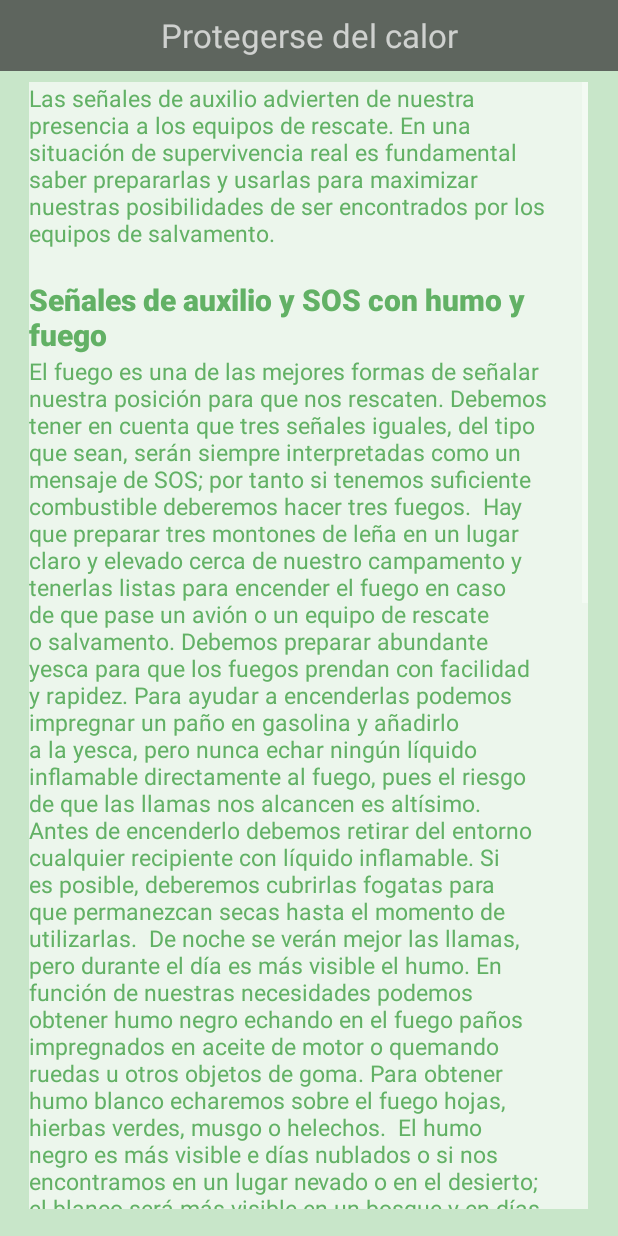
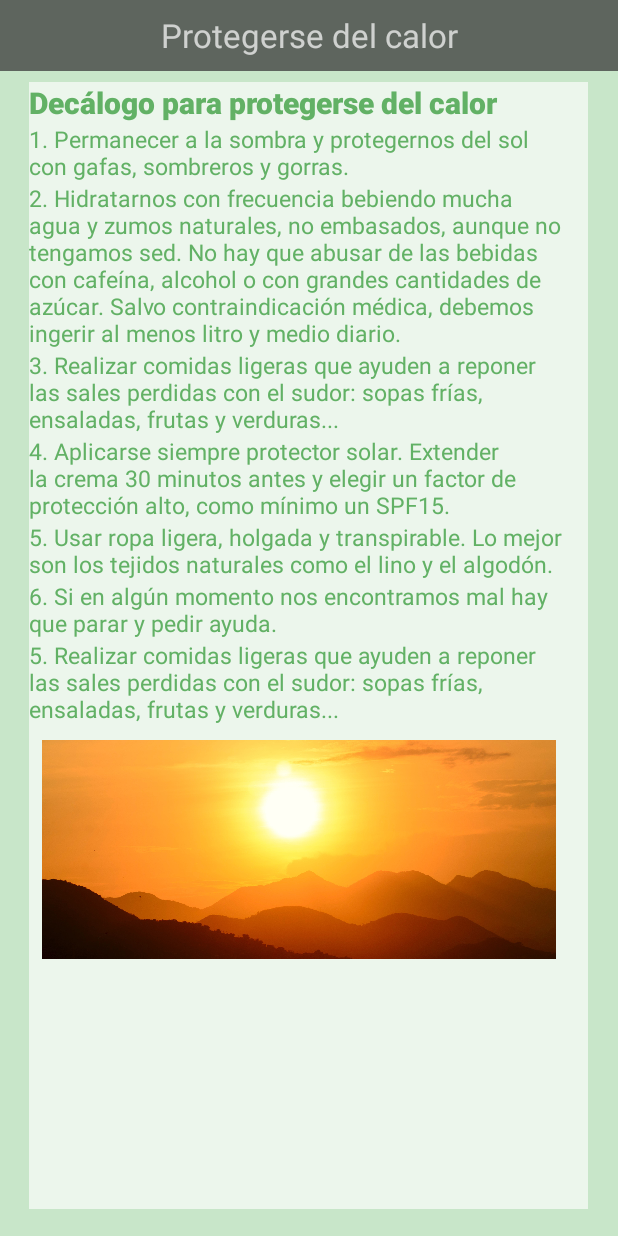
Before and after one commit to jaimejs12/SurviveApp, an Android app: the layout activity_articulo_calor.xml on its own in the app's theme, with its tools: preview values and no code run, on a phone screen of 412 x 824 dp. Run offline under Robolectric (Android 15) with nearby library versions, the phone set to English and light mode, and no system bars; Roboto replaces fonts that are not available here.

Commit message:
Articulo protegerse del calor

```diff
--- a/app/src/main/res/layout/activity_articulo_calor.xml
+++ b/app/src/main/res/layout/activity_articulo_calor.xml
@@ -46,55 +46,12 @@
                 android:orientation="vertical" >
 
                 <TextView
-                    android:id="@+id/refugio"
-                    android:layout_width="358dp"
-                    android:layout_height="match_parent"
-                    android:background="#00FFFFFF"
-                    android:fontFamily="sans-serif"
-                    android:text="Las señales de auxilio advierten de nuestra presencia a los equipos de rescate. En una situación de supervivencia real es fundamental saber prepararlas y usarlas para maximizar nuestras posibilidades de ser encontrados por los equipos de salvamento."
-                    android:textAlignment="inherit"
-                    android:textAppearance="@style/TextAppearance.AppCompat.Body1"
-                    android:textColor="#62B165"
-                    android:textColorHint="#00000000"
-                    android:textColorLink="#000000"
-                    android:textSize="15sp"/>
-                <TextView
-                    android:id="@+id/espacio1"
-                    android:layout_width="207dp"
-                    android:layout_height="10dp"
-                    android:background="#004CAF50"
-                    android:text=""
-                    android:textAlignment="center"
-                    android:textColor="@color/white"
-                    android:textSize="24sp"
-                    app:layout_constraintBottom_toBottomOf="parent"
-                    app:layout_constraintEnd_toEndOf="parent"
-                    app:layout_constraintStart_toStartOf="parent"
-                    app:layout_constraintTop_toTopOf="parent"
-                    tools:visibility="invisible" />
-
-                <TextView
-                    android:id="@+id/espacio2"
-                    android:layout_width="207dp"
-                    android:layout_height="10dp"
-                    android:background="#004CAF50"
-                    android:text=""
-                    android:textAlignment="center"
-                    android:textColor="@color/white"
-                    android:textSize="24sp"
-                    app:layout_constraintBottom_toBottomOf="parent"
-                    app:layout_constraintEnd_toEndOf="parent"
-                    app:layout_constraintStart_toStartOf="parent"
-                    app:layout_constraintTop_toTopOf="parent"
-                    tools:visibility="invisible" />
-
-                <TextView
                     android:id="@+id/titulo1"
                     android:layout_width="358dp"
                     android:layout_height="match_parent"
                     android:background="#00FFFFFF"
                     android:fontFamily="sans-serif-black"
-                    android:text="Señales de auxilio y SOS con humo y fuego"
+                    android:text="Decálogo para protegerse del calor"
                     android:textAlignment="inherit"
                     android:textAppearance="@style/TextAppearance.AppCompat.Body1"
                     android:textColor="#62B165"
@@ -108,13 +65,90 @@
                     android:layout_height="match_parent"
                     android:background="#00FFFFFF"
                     android:fontFamily="sans-serif"
-                    android:text="El fuego es una de las mejores formas de señalar nuestra posición para que nos rescaten. Debemos tener en cuenta que tres señales iguales, del tipo que sean, serán siempre interpretadas como un mensaje de SOS; por tanto si tenemos suficiente combustible deberemos hacer tres fuegos.
+                    android:text="1. Permanecer a la sombra y protegernos del sol con gafas, sombreros y gorras."
+                    android:textAlignment="inherit"
+                    android:textAppearance="@style/TextAppearance.AppCompat.Body1"
+                    android:textColor="#62B165"
+                    android:textColorHint="#00000000"
+                    android:textColorLink="#000000"
+                    android:textSize="15sp"/>
 
-Hay que preparar tres montones de leña en un lugar claro y elevado cerca de nuestro campamento y tenerlas listas para encender el fuego en caso de que pase un avión o un equipo de rescate o salvamento. Debemos preparar abundante yesca para que los fuegos prendan con facilidad y rapidez. Para ayudar a encenderlas podemos impregnar un paño en gasolina y añadirlo a la yesca, pero nunca echar ningún líquido inflamable directamente al fuego, pues el riesgo de que las llamas nos alcancen es altísimo. Antes de encenderlo debemos retirar del entorno cualquier recipiente con líquido inflamable. Si es posible, deberemos cubrirlas fogatas para que permanezcan secas hasta el momento de utilizarlas.
+                <TextView
+                    android:id="@+id/text2"
+                    android:layout_width="358dp"
+                    android:layout_height="match_parent"
+                    android:background="#00FFFFFF"
+                    android:fontFamily="sans-serif"
+                    android:text="2. Hidratarnos con frecuencia bebiendo mucha agua y zumos naturales, no embasados, aunque no tengamos sed. No hay que abusar de las bebidas con cafeína, alcohol o con grandes cantidades de azúcar. Salvo contraindicación médica, debemos ingerir al menos litro y medio diario."
+                    android:textAlignment="inherit"
+                    android:textAppearance="@style/TextAppearance.AppCompat.Body1"
+                    android:textColor="#62B165"
+                    android:textColorHint="#00000000"
+                    android:textColorLink="#000000"
+                    android:textSize="15sp"/>
 
-De noche se verán mejor las llamas, pero durante el día es más visible el humo. En función de nuestras necesidades podemos obtener humo negro echando en el fuego paños impregnados en aceite de motor o quemando ruedas u otros objetos de goma. Para obtener humo blanco echaremos sobre el fuego hojas, hierbas verdes, musgo o helechos.
+                <TextView
+                    android:id="@+id/text_2"
+                    android:layout_width="358dp"
+                    android:layout_height="match_parent"
+                    android:background="#00FFFFFF"
+                    android:fontFamily="sans-serif"
+                    android:text="3. Realizar comidas ligeras que ayuden a reponer las sales perdidas con el sudor: sopas frías, ensaladas, frutas y verduras..."
+                    android:textAlignment="inherit"
+                    android:textAppearance="@style/TextAppearance.AppCompat.Body1"
+                    android:textColor="#62B165"
+                    android:textColorHint="#00000000"
+                    android:textColorLink="#000000"
+                    android:textSize="15sp"/>
+                <TextView
+                    android:id="@+id/text_3"
+                    android:layout_width="358dp"
+                    android:layout_height="match_parent"
+                    android:background="#00FFFFFF"
+                    android:fontFamily="sans-serif"
+                    android:text="4. Aplicarse siempre protector solar. Extender la crema 30 minutos antes y elegir un factor de protección alto, como mínimo un SPF15."
+                    android:textAlignment="inherit"
+                    android:textAppearance="@style/TextAppearance.AppCompat.Body1"
+                    android:textColor="#62B165"
+                    android:textColorHint="#00000000"
+                    android:textColorLink="#000000"
+                    android:textSize="15sp"/>
 
-El humo negro es más visible e días nublados o si nos encontramos en un lugar nevado o en el desierto; el blanco será más visible en un bosque y en días despejados."
+                <TextView
+                    android:id="@+id/text_1"
+                    android:layout_width="358dp"
+                    android:layout_height="match_parent"
+                    android:background="#00FFFFFF"
+                    android:fontFamily="sans-serif"
+                    android:text="5. Usar ropa ligera, holgada y transpirable. Lo mejor son los tejidos naturales como el lino y el algodón. "
+                    android:textAlignment="inherit"
+                    android:textAppearance="@style/TextAppearance.AppCompat.Body1"
+                    android:textColor="#62B165"
+                    android:textColorHint="#00000000"
+                    android:textColorLink="#000000"
+                    android:textSize="15sp"/>
+
+                <TextView
+                    android:id="@+id/text_4"
+                    android:layout_width="358dp"
+                    android:layout_height="match_parent"
+                    android:background="#00FFFFFF"
+                    android:fontFamily="sans-serif"
+                    android:text="6. Si en algún momento nos encontramos mal hay que parar y pedir ayuda."
+                    android:textAlignment="inherit"
+                    android:textAppearance="@style/TextAppearance.AppCompat.Body1"
+                    android:textColor="#62B165"
+                    android:textColorHint="#00000000"
+                    android:textColorLink="#000000"
+                    android:textSize="15sp"/>
+
+                <TextView
+                    android:id="@+id/text_5"
+                    android:layout_width="358dp"
+                    android:layout_height="match_parent"
+                    android:background="#00FFFFFF"
+                    android:fontFamily="sans-serif"
+                    android:text="5. Realizar comidas ligeras que ayuden a reponer las sales perdidas con el sudor: sopas frías, ensaladas, frutas y verduras..."
                     android:textAlignment="inherit"
                     android:textAppearance="@style/TextAppearance.AppCompat.Body1"
                     android:textColor="#62B165"
@@ -137,108 +171,11 @@ El humo negro es más visible e días nublados o si nos encontramos en un lugar
                     app:layout_constraintTop_toTopOf="parent"
                     tools:visibility="invisible" />
 
-                <TextView
-                    android:id="@+id/titulo2"
-                    android:layout_width="358dp"
-                    android:layout_height="match_parent"
-                    android:background="#00FFFFFF"
-                    android:fontFamily="sans-serif-black"
-                    android:text="Señales de auxilio y socorrro tierra-aire"
-                    android:textAlignment="inherit"
-                    android:textAppearance="@style/TextAppearance.AppCompat.Body1"
-                    android:textColor="#62B165"
-                    android:textColorHint="#00000000"
-                    android:textColorLink="#000000"
-                    android:textSize="20sp" />
                 <ImageView
-                    android:id="@+id/imageView11"
-                    android:layout_width="345dp"
-                    android:layout_height="140dp"
-                    app:srcCompat="@drawable/senales_de_auxilio_sos" />
-
-
-                <TextView
-                    android:id="@+id/text3"
-                    android:layout_width="358dp"
-                    android:layout_height="match_parent"
-                    android:background="#00FFFFFF"
-                    android:fontFamily="sans-serif"
-                    android:text="Podemos hacer una gran señal sobre el terreno con elementos que contrasten con el fondo y que la hagan claramente visible. Por ejemplo podemos escribir en un claro “SOS”.
-
-Sobre una pradera verde podemos preparar la señal cavando una fosa y mantener la tierra amontonada en los bordes para aumentar el efecto de la sombra.
-
-Para que sea perfectamente visible desde el aire, las letras o símbolos que empleemos han de tener al menos unos 10 metros de alto y una separación de unos 3m."
-                    android:textAlignment="inherit"
-                    android:textAppearance="@style/TextAppearance.AppCompat.Body1"
-                    android:textColor="#62B165"
-                    android:textColorHint="#00000000"
-                    android:textColorLink="#000000"
-                    android:textSize="15sp"/>
-
-                <TextView
-                    android:id="@+id/espacio4"
-                    android:layout_width="207dp"
-                    android:layout_height="10dp"
-                    android:background="#004CAF50"
-                    android:text=""
-                    android:textAlignment="center"
-                    android:textColor="@color/white"
-                    android:textSize="24sp"
-                    app:layout_constraintBottom_toBottomOf="parent"
-                    app:layout_constraintEnd_toEndOf="parent"
-                    app:layout_constraintStart_toStartOf="parent"
-                    app:layout_constraintTop_toTopOf="parent"
-                    tools:visibility="invisible" />
-
-                <TextView
-                    android:id="@+id/titulo3"
-                    android:layout_width="358dp"
-                    android:layout_height="match_parent"
-                    android:background="#00FFFFFF"
-                    android:fontFamily="sans-serif-black"
-                    android:text="Cómo hacer señales de auxilio con espejos (heliógrafo)"
-                    android:textAlignment="inherit"
-                    android:textAppearance="@style/TextAppearance.AppCompat.Body1"
-                    android:textColor="#62B165"
-                    android:textColorHint="#00000000"
-                    android:textColorLink="#000000"
-                    android:textSize="20sp" />
-
-                <TextView
-                    android:id="@+id/text4"
-                    android:layout_width="358dp"
-                    android:layout_height="match_parent"
-                    android:background="#00FFFFFF"
-                    android:fontFamily="sans-serif"
-                    android:text="Cuando hace sol, utilizar un espejo para hacer señales es eficaz a muchos kilómetros de distancia, pero debemos hacerlo correctamente. Necesitaremos una superficie reflectante por las dos caras, como un trozo de lata, a la que le haremos un agujero en el centro. Mirando por el agujero apuntaremos al avión en el cielo con el heliógrafo a un palmo de nuestro rostro. En la cara reflectante que tenemos ante nosotros veremos el punto de luz del sol que entra por el agujero y se refleja en nuestra cara o nuestra ropa. Debemos ahora mover el heliógrafo hasta introducir dentro del agujero ese punto que vemos reflejado sin dejar de ver el avión por dicho agujero."
-                    android:textAlignment="inherit"
-                    android:textAppearance="@style/TextAppearance.AppCompat.Body1"
-                    android:textColor="#62B165"
-                    android:textColorHint="#00000000"
-                    android:textColorLink="#000000"
-                    android:textSize="15sp"/>
-                <ImageView
-                    android:id="@+id/imageView1"
-                    android:layout_width="345dp"
-                    android:layout_height="140dp"
-                    app:srcCompat="@drawable/senales_de_auxilio_con_espejo" />
-
-
-
-                <TextView
-                    android:id="@+id/espacio5"
-                    android:layout_width="207dp"
-                    android:layout_height="10dp"
-                    android:background="#004CAF50"
-                    android:text=""
-                    android:textAlignment="center"
-                    android:textColor="@color/white"
-                    android:textSize="24sp"
-                    app:layout_constraintBottom_toBottomOf="parent"
-                    app:layout_constraintEnd_toEndOf="parent"
-                    app:layout_constraintStart_toStartOf="parent"
-                    app:layout_constraintTop_toTopOf="parent"
-                    tools:visibility="invisible" />
+                    android:id="@+id/imageView7"
+                    android:layout_width="360dp"
+                    android:layout_height="146dp"
+                    app:srcCompat="@drawable/pexels_bruno_scramgnon_58575911" />
 
             </LinearLayout>
         </ScrollView>
```
Also changed, not shown: app/src/main/res/drawable/supervivenciaenaltamontaa1.jpg (added).
